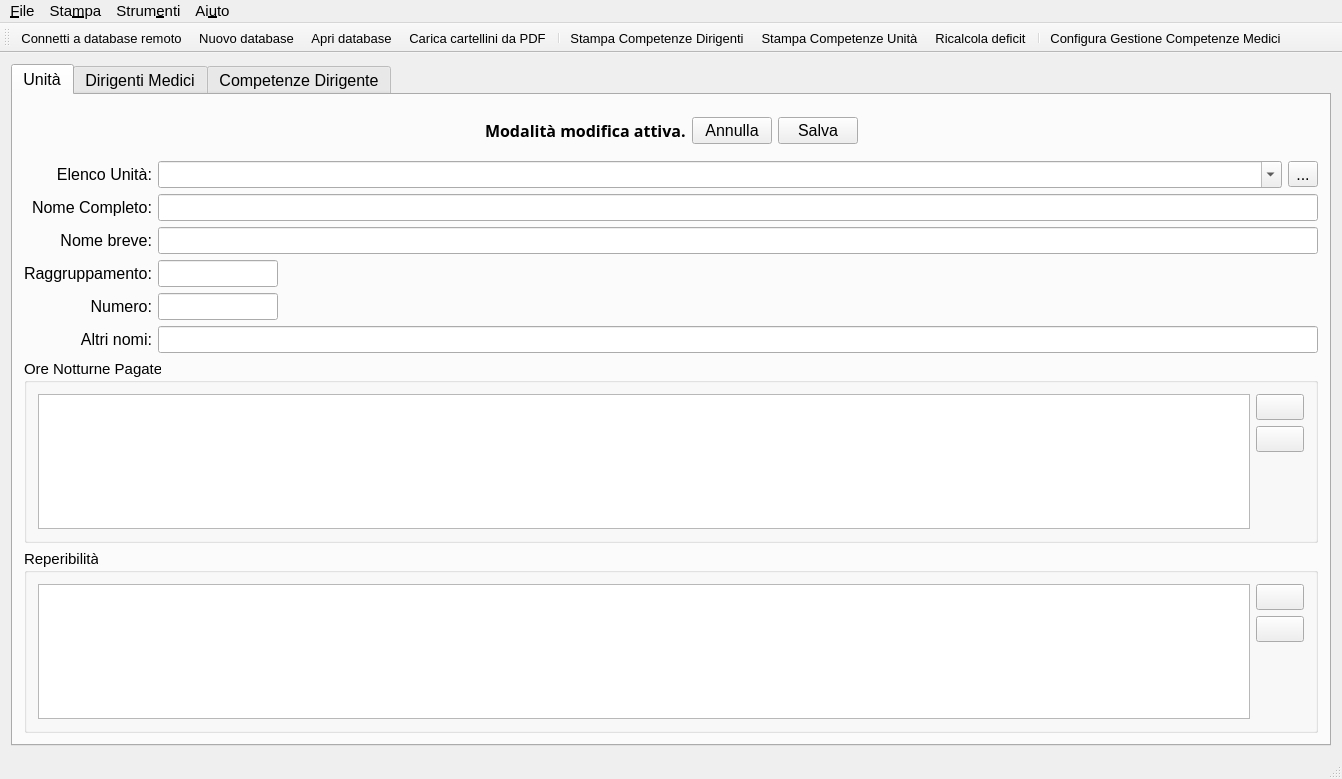
Before: the Qt Designer form mainwindow.ui in gcala/GestioneCompetenzeMedici, drawn with Qt 5.
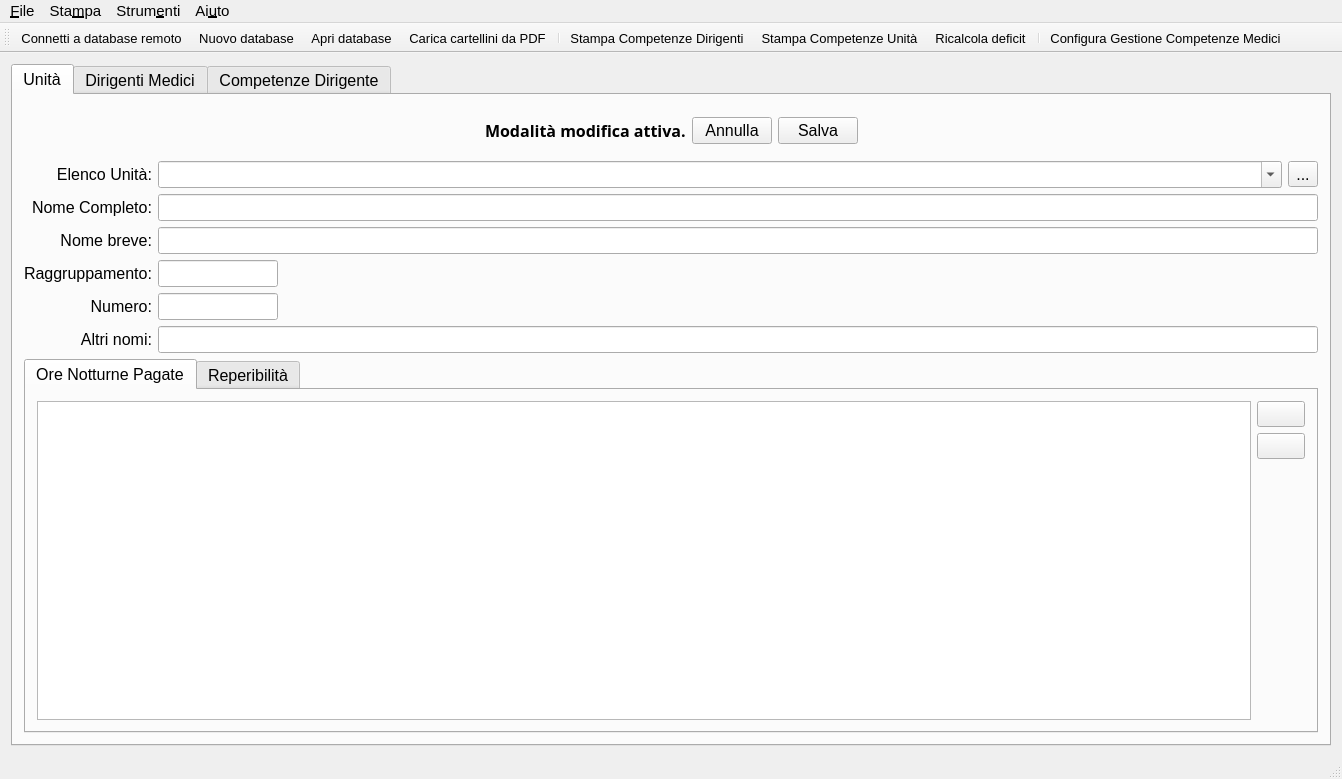
After: the same form once the commit is applied. The open tabs and pages were chosen to show the change. Icons and pictures are not drawn. Custom widgets are drawn as their Qt base class.

Commit message: Usare QTabWidget per ridurre l'ingombro dell'interfaccia

Patch:
```diff
--- a/mainwindow.ui
+++ b/mainwindow.ui
@@ -375,18 +375,15 @@
          </layout>
         </item>
         <item>
-         <layout class="QHBoxLayout" name="horizontalLayout_4">
-          <item>
-           <widget class="QGroupBox" name="groupBox">
-            <property name="font">
-             <font>
-              <pointsize>11</pointsize>
-             </font>
-            </property>
-            <property name="title">
+         <widget class="QTabWidget" name="tabWidget_2">
+          <property name="currentIndex">
+           <number>0</number>
+          </property>
+          <widget class="QWidget" name="tab">
+           <attribute name="title">
              <string>Ore Notturne Pagate</string>
-            </property>
-            <layout class="QHBoxLayout" name="horizontalLayout_2">
+           </attribute>
+           <layout class="QHBoxLayout" name="horizontalLayout_19">
              <item>
               <widget class="QTableView" name="unitaOrePagateTW">
                <property name="font">
@@ -462,20 +459,11 @@
              </item>
             </layout>
            </widget>
-          </item>
-         </layout>
-        </item>
-        <item>
-         <widget class="QGroupBox" name="groupBox_4">
-          <property name="font">
-           <font>
-            <pointsize>11</pointsize>
-           </font>
-          </property>
-          <property name="title">
+          <widget class="QWidget" name="tab_2">
+           <attribute name="title">
            <string>Reperibilità</string>
-          </property>
-          <layout class="QHBoxLayout" name="horizontalLayout_8">
+           </attribute>
+           <layout class="QHBoxLayout" name="horizontalLayout_20">
            <item>
             <widget class="QTableView" name="unitaReperibilitaTW">
              <property name="font">
@@ -550,6 +538,7 @@
             </layout>
            </item>
           </layout>
+          </widget>
          </widget>
         </item>
        </layout>
```
Left out of the diff: 2 changed lines with no effect on the pictures. Lines whose indentation alone changed are shown as unchanged.
